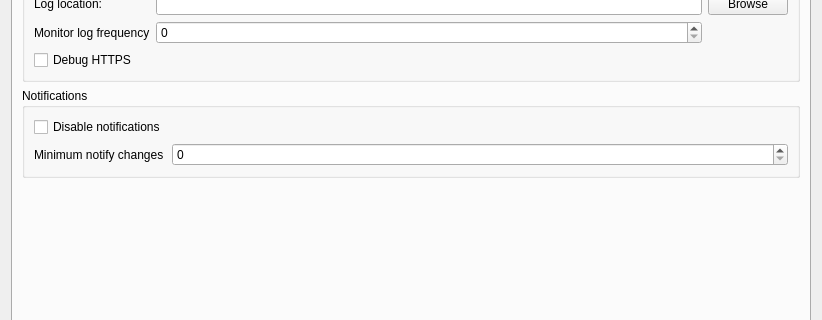
Before: the Qt Designer form src/ui/profile_settings_page.ui in bpozdena/OneDriveGUI, drawn with Qt 5; both pictures show x 0 to 822 and y 122 to 442 of the 822 by 692 pixel window.
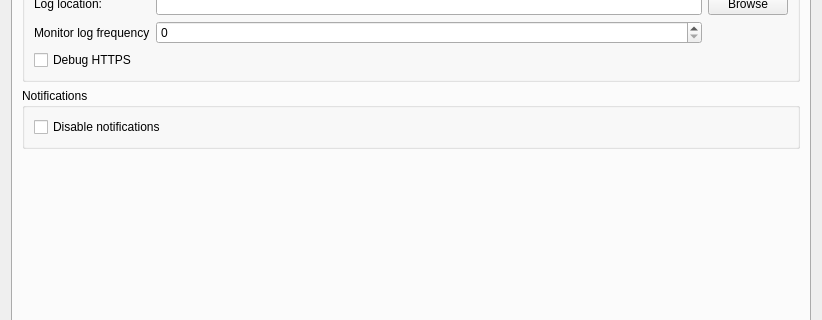
After: the same form once the commit is applied. The open tabs and pages were chosen to show the change.

Commit message: remove support for option min_notify_changes

What changed in the file:
```diff
--- a/src/ui/profile_settings_page.ui
+++ b/src/ui/profile_settings_page.ui
@@ -1063,19 +1063,6 @@
             <string>Notifications</string>
            </property>
            <layout class="QFormLayout" name="formLayout_3">
-            <item row="1" column="0">
-             <widget class="QLabel" name="label_min_notify_changes">
-              <property name="toolTip">
-               <string>Minimum number of pending incoming changes necessary to trigger a desktop notification.</string>
-              </property>
-              <property name="text">
-               <string>Minimum notify changes</string>
-              </property>
-             </widget>
-            </item>
-            <item row="1" column="1">
-             <widget class="QSpinBox" name="spinBox_min_notify_changes"/>
-            </item>
             <item row="0" column="0">
              <widget class="QCheckBox" name="checkBox_disable_notifications">
               <property name="toolTip">
```
The commit also changes 3 other files.
